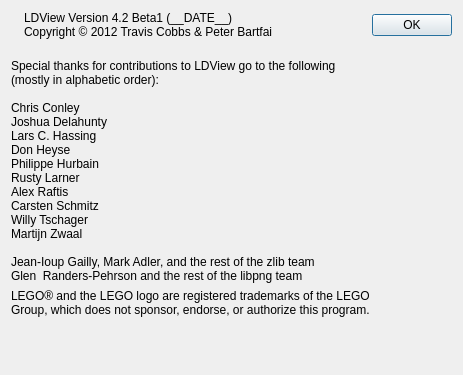
tcobbs/ldview, file QT/AboutPanel.ui: the form before one commit.
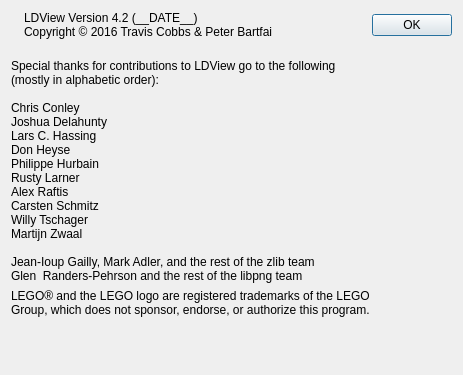
The form after the commit. Icons and pictures are not drawn.

The edit to the form file:
```diff
--- a/QT/AboutPanel.ui
+++ b/QT/AboutPanel.ui
@@ -82,8 +82,8 @@
                     </sizepolicy>
                   </property>
                   <property name="text">
-                    <string>LDView Version 4.2 Beta1 (__DATE__)
-Copyright © 2012 Travis Cobbs &amp; Peter Bartfai</string>
+                    <string>LDView Version 4.2 (__DATE__)
+Copyright © 2016 Travis Cobbs &amp; Peter Bartfai</string>
                   </property>
                   <property name="textFormat">
                     <enum>Qt::PlainText</enum>
```
